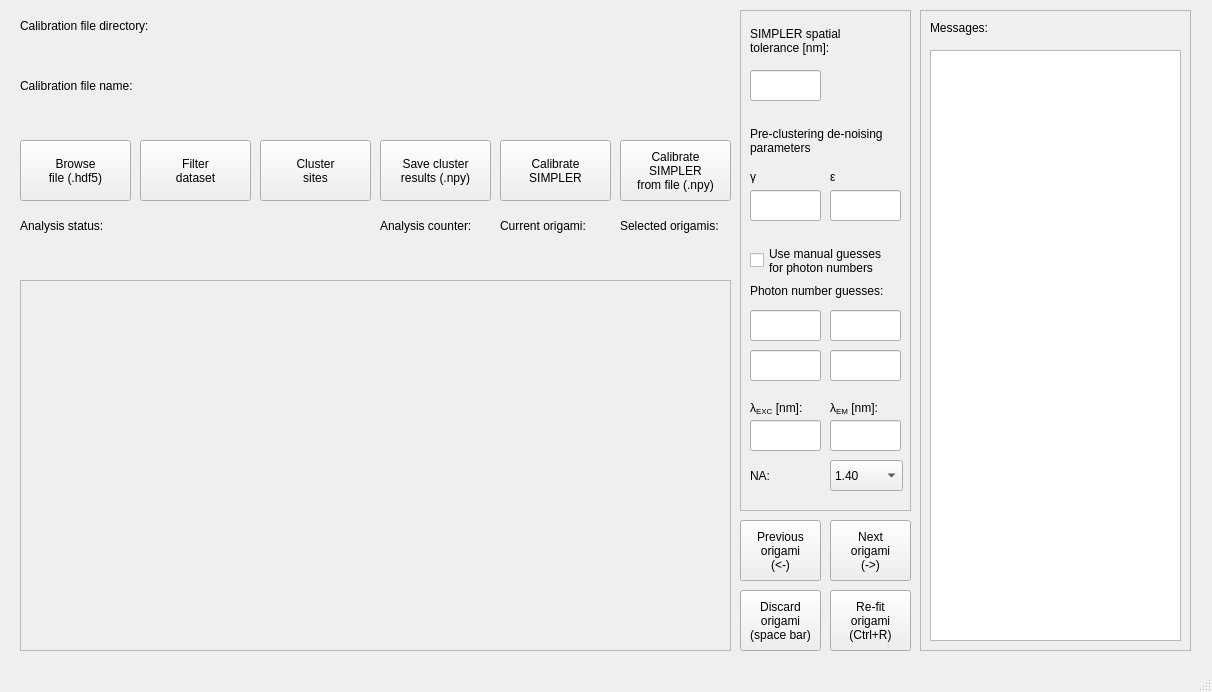
azelcer/picasimpler, file src/picasimpler/UI/calibration_ui.ui: the form before one commit.
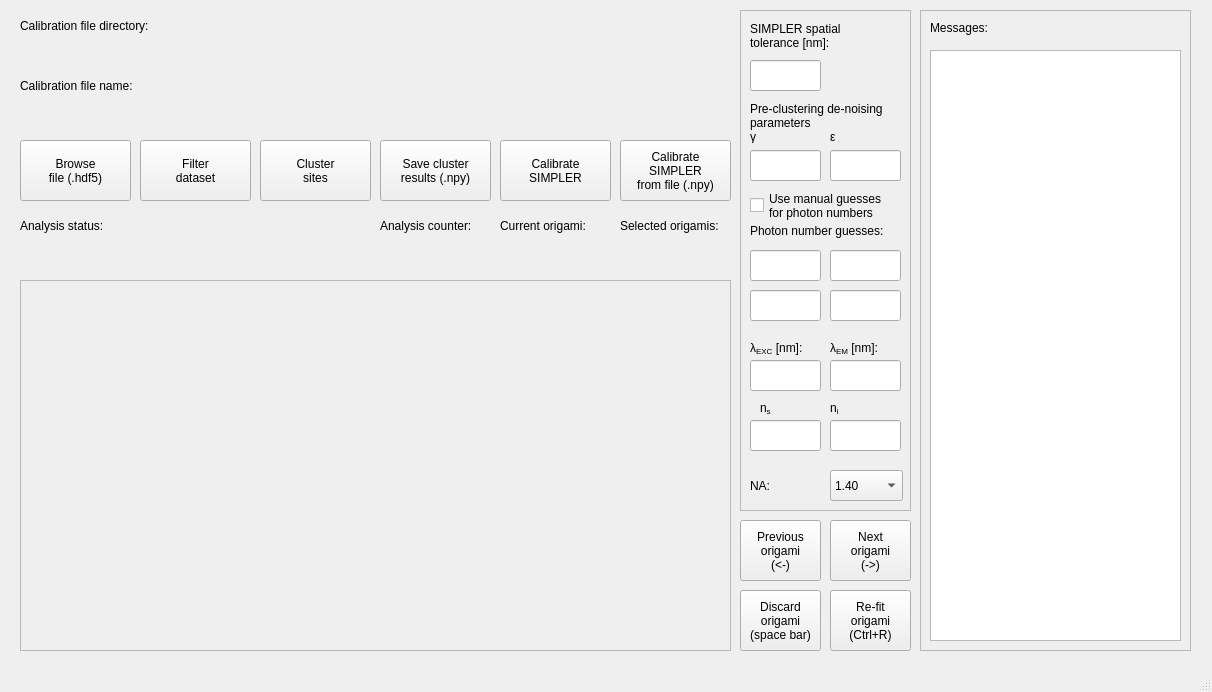
The form after the commit. Custom widgets are drawn as their Qt base class.

The edit to the form file:
```diff
--- a/src/picasimpler/UI/calibration_ui.ui
+++ b/src/picasimpler/UI/calibration_ui.ui
@@ -355,9 +355,9 @@
      <property name="geometry">
       <rect>
        <x>10</x>
-       <y>230</y>
+       <y>180</y>
        <width>151</width>
-       <height>41</height>
+       <height>31</height>
       </rect>
      </property>
      <property name="text">
@@ -369,9 +369,9 @@
      <property name="geometry">
       <rect>
        <x>10</x>
-       <y>110</y>
+       <y>90</y>
        <width>151</width>
-       <height>41</height>
+       <height>31</height>
       </rect>
      </property>
      <property name="text">
@@ -383,7 +383,7 @@
      <property name="geometry">
       <rect>
        <x>10</x>
-       <y>270</y>
+       <y>210</y>
        <width>151</width>
        <height>21</height>
       </rect>
@@ -396,7 +396,7 @@
      <property name="geometry">
       <rect>
        <x>10</x>
-       <y>300</y>
+       <y>240</y>
        <width>71</width>
        <height>31</height>
       </rect>
@@ -406,7 +406,7 @@
      <property name="geometry">
       <rect>
        <x>90</x>
-       <y>300</y>
+       <y>240</y>
        <width>71</width>
        <height>31</height>
       </rect>
@@ -416,7 +416,7 @@
      <property name="geometry">
       <rect>
        <x>10</x>
-       <y>340</y>
+       <y>280</y>
        <width>71</width>
        <height>31</height>
       </rect>
@@ -426,7 +426,7 @@
      <property name="geometry">
       <rect>
        <x>90</x>
-       <y>340</y>
+       <y>280</y>
        <width>71</width>
        <height>31</height>
       </rect>
@@ -436,7 +436,7 @@
      <property name="geometry">
       <rect>
        <x>10</x>
-       <y>180</y>
+       <y>140</y>
        <width>71</width>
        <height>31</height>
       </rect>
@@ -446,7 +446,7 @@
      <property name="geometry">
       <rect>
        <x>10</x>
-       <y>160</y>
+       <y>120</y>
        <width>47</width>
        <height>13</height>
       </rect>
@@ -459,7 +459,7 @@
      <property name="geometry">
       <rect>
        <x>90</x>
-       <y>160</y>
+       <y>120</y>
        <width>47</width>
        <height>13</height>
       </rect>
@@ -472,7 +472,7 @@
      <property name="geometry">
       <rect>
        <x>90</x>
-       <y>180</y>
+       <y>140</y>
        <width>71</width>
        <height>31</height>
       </rect>
@@ -484,7 +484,7 @@
        <x>10</x>
        <y>10</y>
        <width>151</width>
-       <height>41</height>
+       <height>31</height>
       </rect>
      </property>
      <property name="text">
@@ -496,7 +496,7 @@
      <property name="geometry">
       <rect>
        <x>10</x>
-       <y>60</y>
+       <y>50</y>
        <width>71</width>
        <height>31</height>
       </rect>
@@ -506,7 +506,7 @@
      <property name="geometry">
       <rect>
        <x>90</x>
-       <y>390</y>
+       <y>330</y>
        <width>71</width>
        <height>16</height>
       </rect>
@@ -519,7 +519,7 @@
      <property name="geometry">
       <rect>
        <x>10</x>
-       <y>390</y>
+       <y>330</y>
        <width>71</width>
        <height>16</height>
       </rect>
@@ -532,7 +532,7 @@
      <property name="geometry">
       <rect>
        <x>90</x>
-       <y>410</y>
+       <y>350</y>
        <width>71</width>
        <height>31</height>
       </rect>
@@ -542,7 +542,7 @@
      <property name="geometry">
       <rect>
        <x>10</x>
-       <y>410</y>
+       <y>350</y>
        <width>71</width>
        <height>31</height>
       </rect>
@@ -552,7 +552,7 @@
      <property name="geometry">
       <rect>
        <x>90</x>
-       <y>450</y>
+       <y>460</y>
        <width>73</width>
        <height>31</height>
       </rect>
@@ -582,7 +582,7 @@
      <property name="geometry">
       <rect>
        <x>10</x>
-       <y>450</y>
+       <y>460</y>
        <width>55</width>
        <height>31</height>
       </rect>
@@ -591,6 +591,52 @@
       <string>NA:</string>
      </property>
     </widget>
+    <widget class="QLabel" name="n_i_title_label">
+     <property name="geometry">
+      <rect>
+       <x>90</x>
+       <y>390</y>
+       <width>55</width>
+       <height>16</height>
+      </rect>
+     </property>
+     <property name="text">
+      <string>n&lt;sub&gt;i&lt;sub&gt;</string>
+     </property>
+    </widget>
+    <widget class="QLabel" name="n_s_title_label_2">
+     <property name="geometry">
+      <rect>
+       <x>20</x>
+       <y>390</y>
+       <width>55</width>
+       <height>16</height>
+      </rect>
+     </property>
+     <property name="text">
+      <string>n&lt;sub&gt;s&lt;sub&gt;</string>
+     </property>
+    </widget>
+    <widget class="CustomQLineEdit" name="n_i_lineedit">
+     <property name="geometry">
+      <rect>
+       <x>90</x>
+       <y>410</y>
+       <width>71</width>
+       <height>31</height>
+      </rect>
+     </property>
+    </widget>
+    <widget class="CustomQLineEdit" name="n_s_lineedit">
+     <property name="geometry">
+      <rect>
+       <x>10</x>
+       <y>410</y>
+       <width>71</width>
+       <height>31</height>
+      </rect>
+     </property>
+    </widget>
    </widget>
    <widget class="QPushButton" name="calib_fromfile_button">
     <property name="geometry">
```
Left out of the diff: 13 changed lines with no effect on the pictures.
